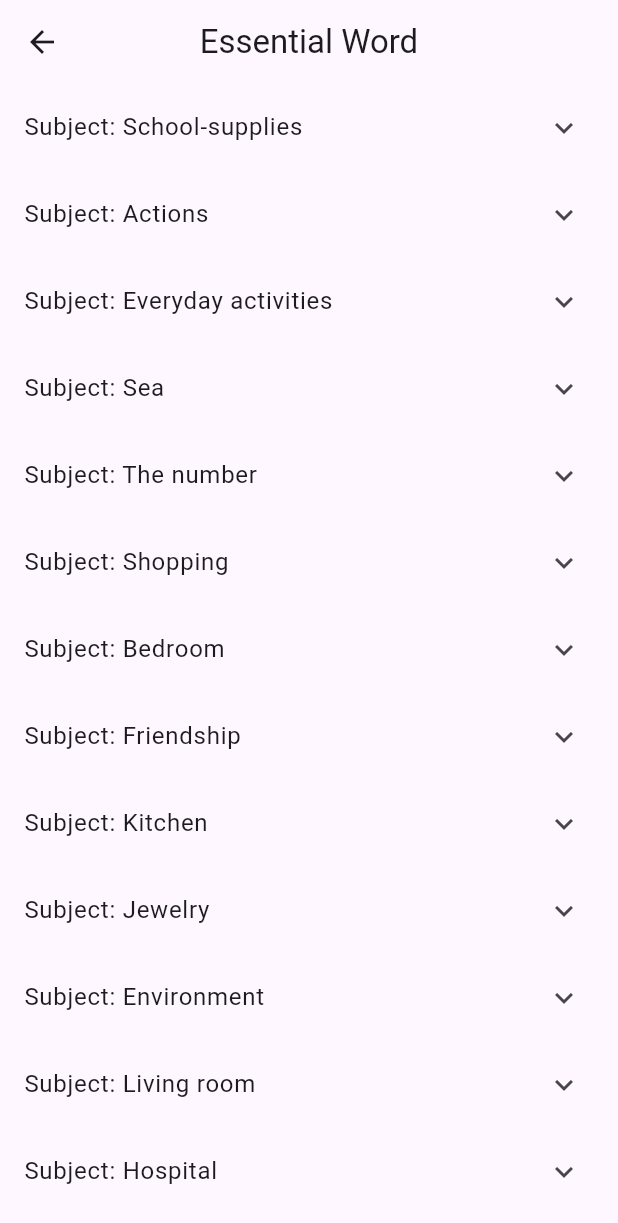
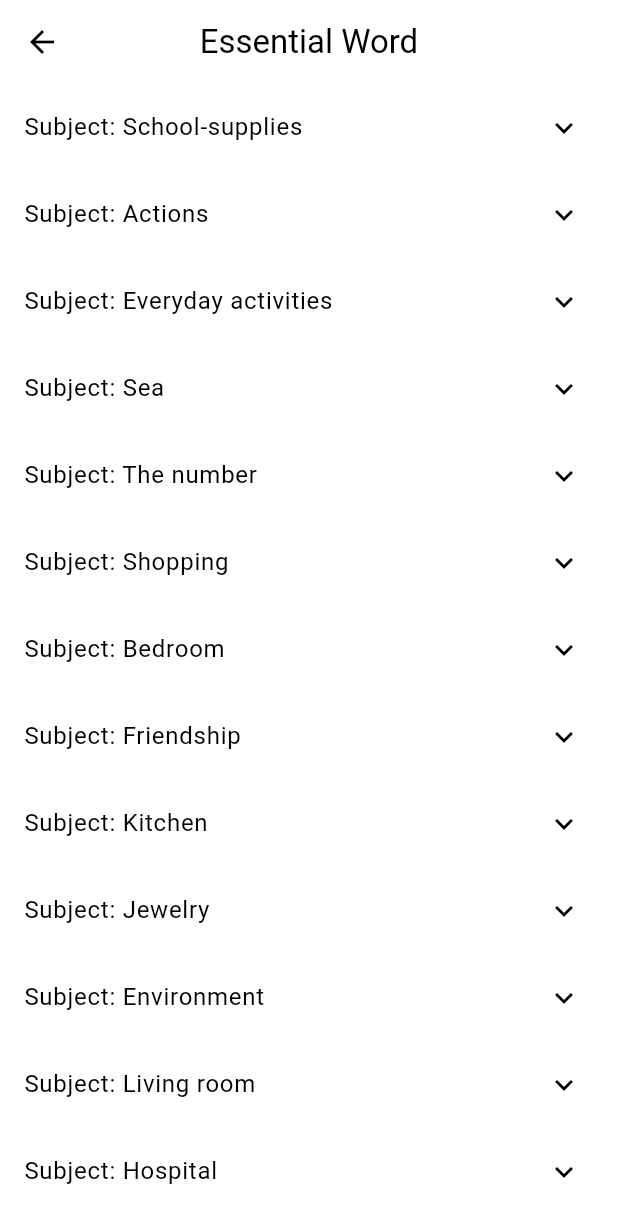
Before and after one commit to khangpham202/dictionary_app, a Flutter app: the screen it shows once a user with an empty profile is signed in, after a tap on "Essential Word", on a phone screen of 412 x 824 dp. Shown: the top 1223 px of the screen. Run offline on Flutter 3.47's test engine with Material 3 defaults, Android fonts, the light colour scheme and no system bars; our stand-ins replace bloc, cloud_firestore, connectivity_plus, email_validator, equatable, firebase_auth and 12 more; accounts and stored records are empty; project files that could hold a hidden picture were left out.

Commit message:
update: themeMode

```diff
--- a/lib/core/common/theme/theme.export.dart
+++ b/lib/core/common/theme/theme.export.dart
@@ -1,2 +1,2 @@
 export 'app_color.dart';
-export 'app_text_style.dart';
+export 'theme_config.dart';
--- a/lib/main.dart
+++ b/lib/main.dart
@@ -1,12 +1,13 @@
 import 'package:firebase_auth/firebase_auth.dart';
 import 'package:firebase_core/firebase_core.dart';
 import 'package:flutter/material.dart';
+import 'package:flutter_bloc/flutter_bloc.dart';
 import 'package:training/bloc_provider_scope.dart';
+import 'package:training/core/common/theme/theme_config.dart';
 import 'package:training/core/router/route_configurations.dart';
 import 'package:training/firebase_options.dart';
-// import 'package:training/modules/intro/note.dart';
+import 'package:training/modules/setting/bloc/theme/theme_bloc.dart';
 
-// void main() => runApp(const DropdownMenuApp());
 Future<void> main() async {
   WidgetsFlutterBinding.ensureInitialized();
   await Firebase.initializeApp(
@@ -27,9 +28,21 @@ class MyApp extends StatelessWidget {
 
   @override
   Widget build(BuildContext context) {
-    return MaterialApp.router(
-      debugShowCheckedModeBanner: false,
-      routerConfig: routerConfig,
+    return BlocBuilder<ThemeBloc, ThemeState>(
+      builder: (context, state) {
+        return MaterialApp.router(
+          theme: ThemeData(
+            colorScheme: ThemeDataStyle.lightColorScheme,
+          ),
+          darkTheme: ThemeData(
+            brightness: Brightness.dark,
+            colorScheme: ThemeDataStyle.darkColorScheme,
+          ),
+          themeMode: state.themeMode,
+          debugShowCheckedModeBanner: false,
+          routerConfig: routerConfig,
+        );
+      },
     );
   }
 }
--- a/lib/modules/home/view/home_screen.dart
+++ b/lib/modules/home/view/home_screen.dart
@@ -7,8 +7,6 @@ import 'package:training/core/router/route_constants.dart';
 import 'package:training/modules/wordDetail/view/word_detail_screen.dart';
 import 'package:training/util/data_service.dart';
 import 'package:video_player/video_player.dart';
-
-import '../../../core/common/theme/theme.export.dart';
 
 class HomeScreen extends StatefulWidget {
   const HomeScreen({super.key});
@@ -52,6 +50,7 @@ class _HomeScreenState extends State<HomeScreen> {
 
   @override
   Widget build(BuildContext context) {
+    final colorScheme = Theme.of(context).colorScheme;
     void showDictionaryFlowOption() {
       showGeneralDialog(
         barrierColor: Colors.black.withOpacity(0.5),
@@ -174,7 +173,7 @@ class _HomeScreenState extends State<HomeScreen> {
       body: SafeArea(
         child: Column(children: [
           Container(
-            color: AppColors.kPrimary,
+            color: colorScheme.primary,
             height: MediaQuery.of(context).size.height / 11,
             child: Padding(
               padding: const EdgeInsets.all(8),
@@ -187,14 +186,14 @@ class _HomeScreenState extends State<HomeScreen> {
                           child: TypeAheadField(
                             textFieldConfiguration: TextFieldConfiguration(
                               controller: searchController,
-                              decoration: const InputDecoration(
-                                fillColor: Colors.white,
+                              decoration: InputDecoration(
+                                fillColor: colorScheme.onPrimary,
                                 filled: true,
-                                prefixIcon: Icon(Icons.search),
+                                prefixIcon: const Icon(Icons.search),
                                 hintText: 'Search any words',
                                 contentPadding:
-                                    EdgeInsets.symmetric(vertical: 10),
-                                border: OutlineInputBorder(),
+                                    const EdgeInsets.symmetric(vertical: 10),
+                                border: const OutlineInputBorder(),
                               ),
                             ),
                             suggestionsCallback: (pattern) async {
@@ -232,14 +231,14 @@ class _HomeScreenState extends State<HomeScreen> {
                           child: TypeAheadField(
                             textFieldConfiguration: TextFieldConfiguration(
                               controller: searchController,
-                              decoration: const InputDecoration(
-                                fillColor: Colors.white,
+                              decoration: InputDecoration(
+                                fillColor: colorScheme.onPrimary,
                                 filled: true,
-                                prefixIcon: Icon(Icons.search),
+                                prefixIcon: const Icon(Icons.search),
                                 hintText: 'Search any words',
                                 contentPadding:
-                                    EdgeInsets.symmetric(vertical: 10),
-                                border: OutlineInputBorder(),
+                                    const EdgeInsets.symmetric(vertical: 10),
+                                border: const OutlineInputBorder(),
                               ),
                             ),
                             suggestionsCallback: (pattern) async {
--- a/lib/modules/profile/view/profile_screen.dart
+++ b/lib/modules/profile/view/profile_screen.dart
@@ -47,6 +47,7 @@ class _ProfileScreenState extends State<ProfileScreen> {
 
   @override
   Widget build(BuildContext context) {
+    final colorScheme = Theme.of(context).colorScheme;
     return Scaffold(
       body: isLogin
           ? Center(
@@ -67,8 +68,8 @@ class _ProfileScreenState extends State<ProfileScreen> {
                         const Gap(10),
                         Text(
                           'Xin chào! \n$name',
-                          style: const TextStyle(
-                              color: Colors.black,
+                          style: TextStyle(
+                              color: colorScheme.onSecondary,
                               fontSize: 17,
                               fontWeight: FontWeight.w600),
                         )
@@ -175,6 +176,8 @@ class ProfileComponent extends StatelessWidget {
 
   @override
   Widget build(BuildContext context) {
+    final colorScheme = Theme.of(context).colorScheme;
+
     return Column(
       children: [
         Container(
@@ -189,7 +192,7 @@ class ProfileComponent extends StatelessWidget {
                 offset: const Offset(1, 5),
               ),
             ],
-            color: Colors.white,
+            color: colorScheme.onPrimary,
           ),
           child: Padding(
             padding: const EdgeInsets.fromLTRB(15, 10, 15, 10),
@@ -202,12 +205,13 @@ class ProfileComponent extends StatelessWidget {
                     Icon(
                       icon,
                       size: 22,
+                      color: colorScheme.onSecondary,
                     ),
                     const Gap(10),
                     Text(
                       text,
-                      style: const TextStyle(
-                          color: Colors.black,
+                      style: TextStyle(
+                          color: colorScheme.onSecondary,
                           fontSize: 16,
                           fontWeight: FontWeight.w600),
                     )
--- a/lib/modules/setting/bloc/theme/theme_bloc.dart
+++ b/lib/modules/setting/bloc/theme/theme_bloc.dart
@@ -3,7 +3,6 @@ import 'package:equatable/equatable.dart';
 import 'package:flutter/material.dart';
 import 'package:training/util/theme_helper.dart';
 
-import '../../../../core/common/theme/theme.export.dart';
 
 part 'theme_event.dart';
 part 'theme_state.dart';
--- a/lib/modules/translatePage/view/translate_screen.dart
+++ b/lib/modules/translatePage/view/translate_screen.dart
@@ -8,8 +8,6 @@ import 'package:training/core/enum/country.dart';
 import 'package:training/modules/translatePage/bloc/country/country_bloc.dart';
 import 'package:training/util/api_service.dart';
 import 'package:training/util/speech.dart';
-
-import '../../../core/common/theme/theme.export.dart';
 
 class TranslateScreen extends StatefulWidget {
   const TranslateScreen({super.key});
@@ -52,6 +50,8 @@ class _TranslateScreenState extends State<TranslateScreen> {
 
   @override
   Widget build(BuildContext context) {
+    final colorScheme = Theme.of(context).colorScheme;
+
     return BlocProvider(
       create: (context) => countryBloc,
       child: Scaffold(
@@ -59,7 +59,7 @@ class _TranslateScreenState extends State<TranslateScreen> {
               child: Column(
         children: [
           Container(
-            color: AppColors.kPrimary,
+            color: colorScheme.primary,
             height: MediaQuery.of(context).size.height / 12,
             child: Stack(
               alignment: Alignment.center,
@@ -164,7 +164,7 @@ class _TranslateScreenState extends State<TranslateScreen> {
                           ),
                           padding: const EdgeInsets.all(10),
                           decoration: BoxDecoration(
-                            color: AppColors.kPrimary,
+                            color: colorScheme.primary,
                             borderRadius: BorderRadius.circular(15),
                           ),
                           child: Text(
@@ -200,6 +200,7 @@ class _TranslateScreenState extends State<TranslateScreen> {
             controller: originalSentenceController,
             decoration: InputDecoration(
               labelText: 'Type text or phase',
+              labelStyle: TextStyle(color: colorScheme.onSecondary),
               border: const OutlineInputBorder(),
               suffixIcon: GestureDetector(
                 onTap: () async {
```
Also changed, not shown: lib/core/common/theme/theme_config.dart (+7 -6 lines), lib/modules/intro/note.dart (+68 -94 lines), lib/modules/setting/view/setting_screen.dart (+7 -32 lines), lib/modules/wordDetail/view/word_detail_screen.dart (+12 -10 lines).
